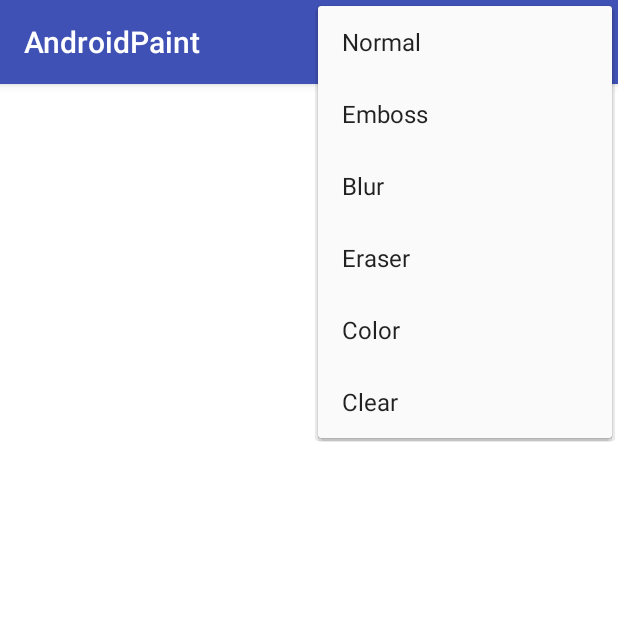
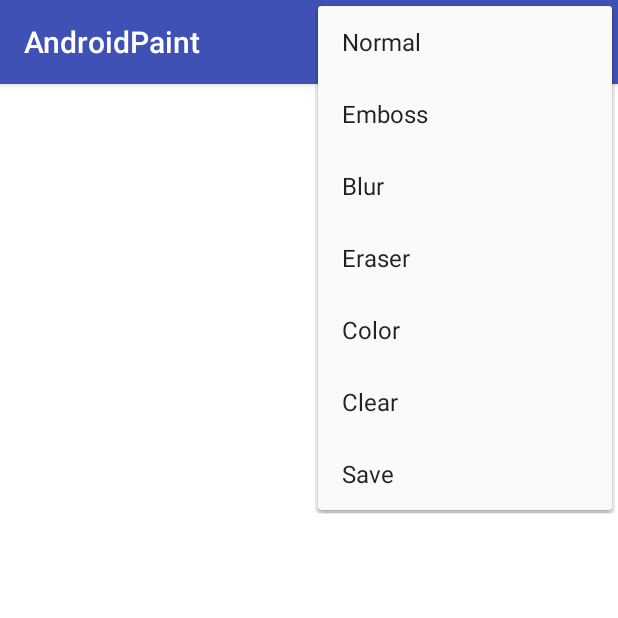
Before and after one commit to Asiaton/AndroidPaint, an Android app: the screen it shows after launch (MainActivity), with the options menu open, on a phone screen of 412 x 824 dp, the top half of it. Run offline under Robolectric (Android 15) with nearby library versions, the phone set to English and light mode, and no system bars; libraries missing offline, so code that uses them is left out: yuku.ambilwarna.

Commit message:
Modify main.xml add new menu item 'save'
-(save): Add new menu button for saving drawn image

```diff
--- a/app/src/main/res/menu/main.xml
+++ b/app/src/main/res/menu/main.xml
@@ -19,4 +19,7 @@
 
     <item android:title="Clear"
         android:id="@+id/clear"/>
+
+    <item android:title="Save"
+        android:id="@+id/save"/>
 </menu>
```
